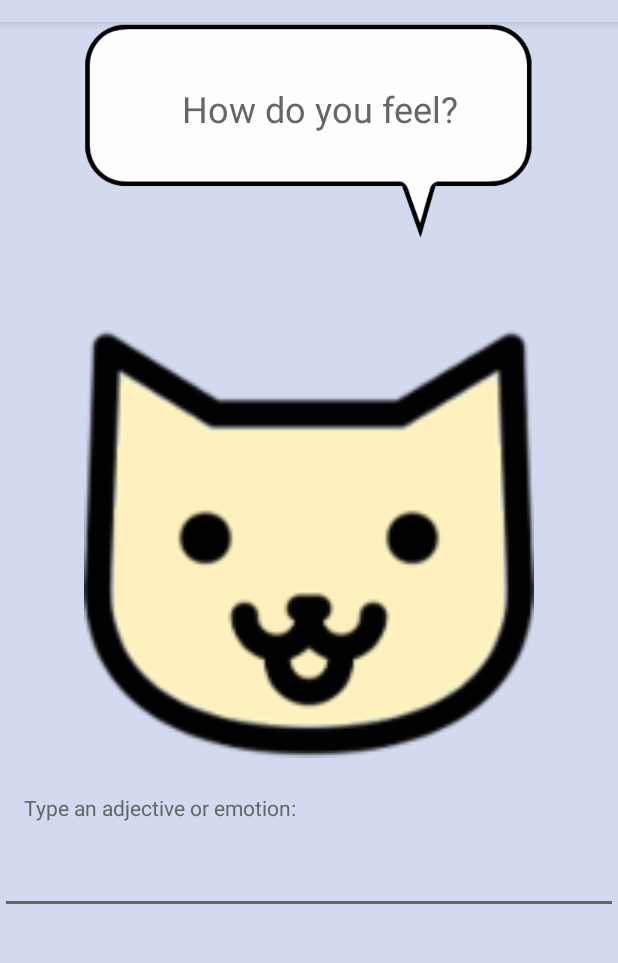
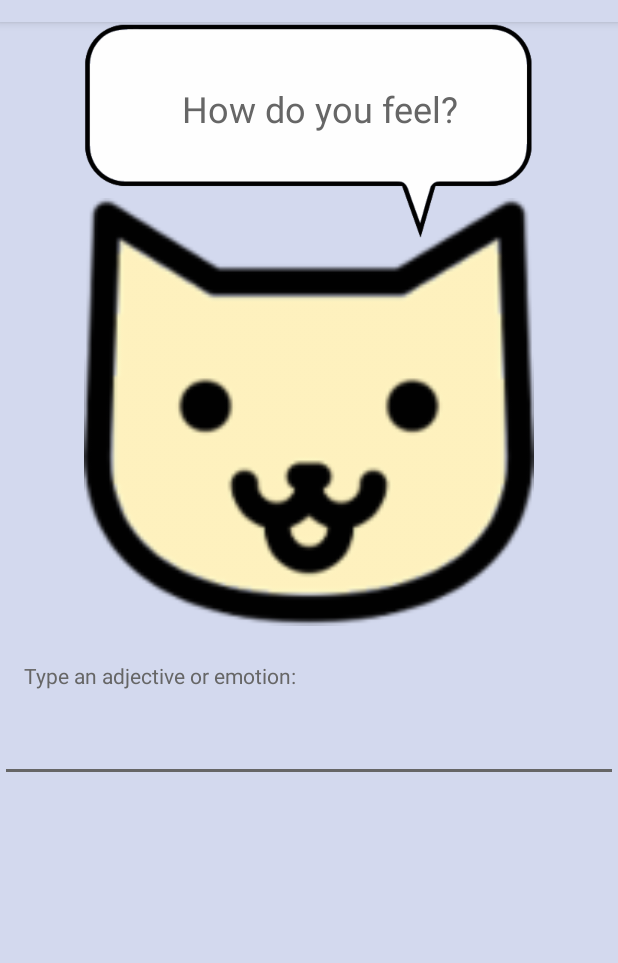
Before and after one commit to ronniehung/petcbt, an Android app: the screen it shows after launch (MainActivity), on a phone screen of 412 x 824 dp, the part 62-1025 px from its top. Run offline under Robolectric (Android 15) with nearby library versions, the phone set to English and light mode, and no system bars.

Commit message:
more minor spacing fixes

```diff
--- a/app/src/main/res/layout/activity_main.xml
+++ b/app/src/main/res/layout/activity_main.xml
@@ -9,8 +9,9 @@
     android:background="@color/colorPrimary"
     tools:context="com.example.android.petcbt.MainActivity">
 
-    <ScrollView android:layout_height="wrap_content"
+    <ScrollView
         android:layout_width="match_parent"
+        android:layout_height="wrap_content"
         android:orientation="vertical">
 
         <LinearLayout
@@ -27,20 +28,20 @@
                 <ImageView
                     android:layout_width="wrap_content"
                     android:layout_height="wrap_content"
-                    android:src="@drawable/speech_bubble"
-                    android:layout_centerHorizontal="true" />
+                    android:layout_centerHorizontal="true"
+                    android:src="@drawable/speech_bubble" />
 
                 <TextView
                     android:id="@+id/welcome_message"
                     android:layout_width="wrap_content"
                     android:layout_height="wrap_content"
+                    android:layout_centerHorizontal="true"
+                    android:layout_marginTop="25dp"
                     android:paddingLeft="16dp"
                     android:paddingTop="16dp"
+                    android:text="@string/how_do_you_feel"
                     android:textColor="@color/textPrimary"
-                    android:textSize="24sp"
-                    android:layout_centerHorizontal="true"
-                    android:layout_marginTop="25dp"
-                    android:text="@string/how_do_you_feel" />
+                    android:textSize="24sp" />
 
             </RelativeLayout>
 
@@ -48,18 +49,19 @@
                 android:id="@+id/backBtn"
                 android:layout_width="wrap_content"
                 android:layout_height="wrap_content"
+                android:onClick="showFeelingInputs"
                 android:text="@string/go_back"
-                android:onClick="showFeelingInputs"
-                android:visibility="invisible"/>
+                android:visibility="gone"
+                android:layout_marginBottom="35dp"/>
 
             <ImageView
                 android:id="@+id/cat"
                 android:layout_width="300dp"
                 android:layout_height="300dp"
+                android:layout_centerInParent="true"
                 android:layout_gravity="center"
-                android:layout_marginTop="0dp"
-                android:src="@drawable/happy_cat"
-                android:layout_centerInParent="true"/>
+                android:layout_marginTop="-40dp"
+                android:src="@drawable/happy_cat" />
 
             <LinearLayout
                 android:id="@+id/reply_container"
@@ -67,27 +69,29 @@
                 android:layout_height="wrap_content"
                 android:orientation="vertical"
                 android:visibility="gone">
+
                 <TextView
+                    android:id="@+id/remark"
                     android:layout_width="wrap_content"
                     android:layout_height="wrap_content"
                     android:background="@android:color/white"
-                    android:padding="16dp"
-                    android:id="@+id/remark" />
+                    android:padding="16dp" />
+
                 <TextView
+                    android:id="@+id/suggestion"
                     android:layout_width="wrap_content"
                     android:layout_height="wrap_content"
                     android:background="@android:color/white"
-                    android:padding="16dp"
-                    android:id="@+id/suggestion" />
+                    android:padding="16dp" />
             </LinearLayout>
 
             <TextView
+                android:id="@+id/feeling_input_label"
                 android:layout_width="wrap_content"
                 android:layout_height="wrap_content"
                 android:padding="16dp"
-                android:textColor="@color/textPrimary"
-                android:id="@+id/feeling_input_label"
-                android:text="@string/type_emotion" />
+                android:text="@string/type_emotion"
+                android:textColor="@color/textPrimary" />
 
             <AutoCompleteTextView
                 android:id="@+id/feeling_input"
@@ -95,7 +99,7 @@
                 android:layout_height="wrap_content"
                 android:inputType="textAutoComplete"
                 android:textColor="@color/textPrimary"
-                android:theme="@style/Autocomplete"/>
+                android:theme="@style/Autocomplete" />
 
 
         </LinearLayout>
```
